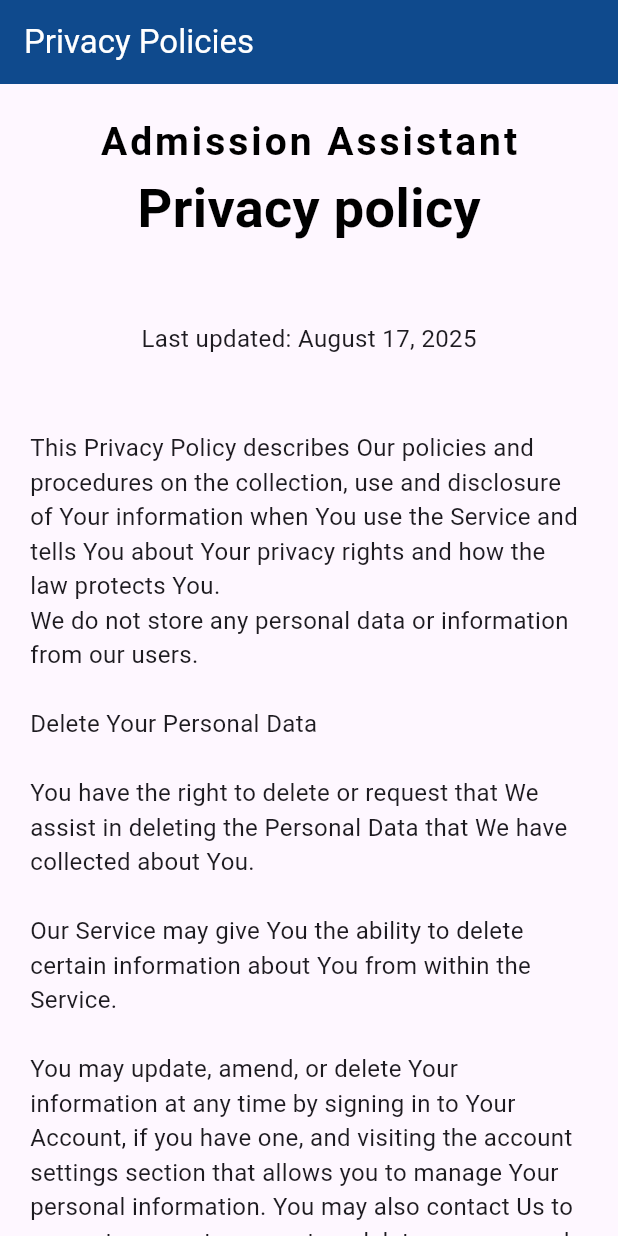
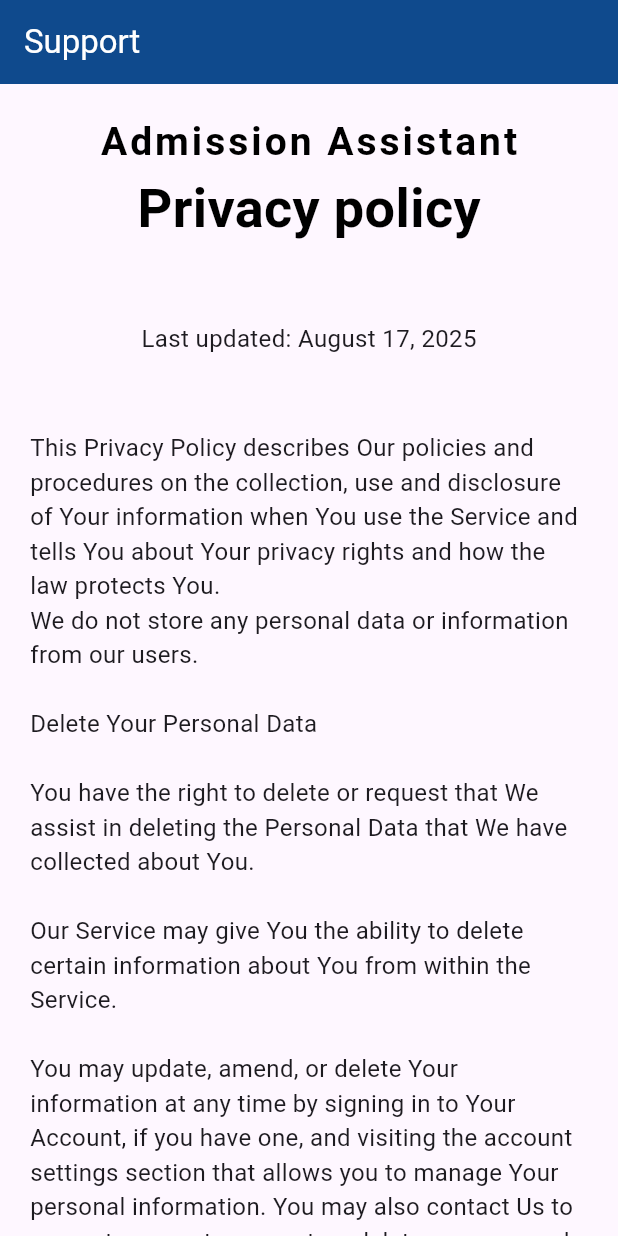
Before and after one commit to nextive-rahim/support-url-web-app, a Flutter app: the screen it shows after launch, on a phone screen of 412 x 824 dp. Run offline on Flutter 3.47's test engine with Material 3 defaults, Android fonts, the phone set to English and light mode, and no system bars.

Commit message:
refacator : Refactor code

```diff
--- a/lib/main.dart
+++ b/lib/main.dart
@@ -31,7 +31,7 @@ class MyApp extends StatelessWidget {
         // tested with just a hot reload.
         colorScheme: ColorScheme.fromSeed(seedColor: Colors.deepPurple),
       ),
-      home: const MyHomePage(title: 'Privacy Policies'),
+      home: const MyHomePage(title: 'Support'),
     );
   }
 }
```
